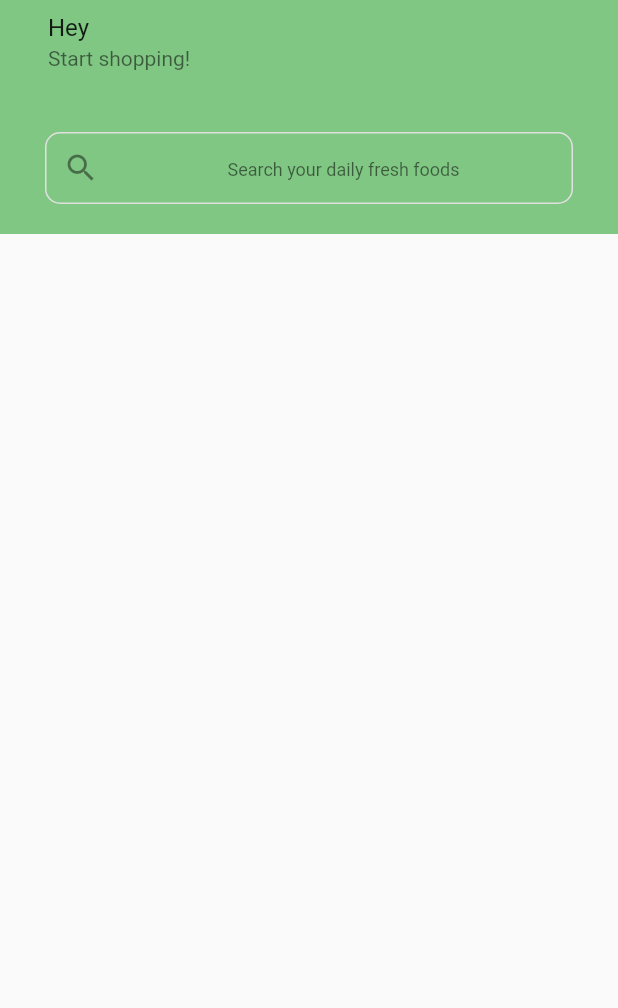
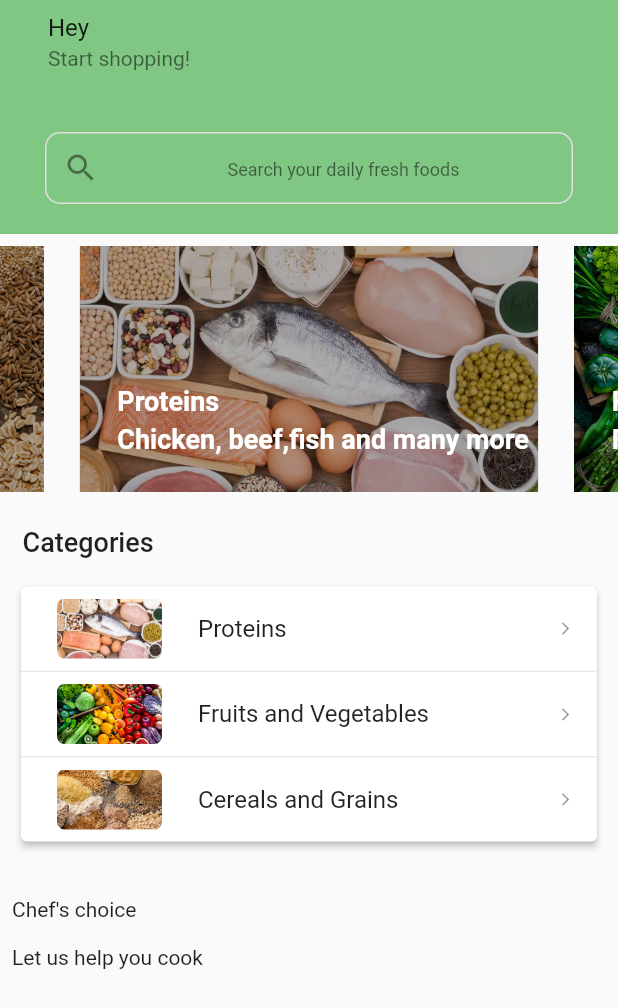
Before and after one commit to JojoDom/E-commerce-App, a Flutter app: the screen it shows after launch, on a phone screen of 412 x 824 dp. Shown: the top 1008 px of the screen. Run offline on Flutter 3.47's test engine with Material 2 defaults, Android fonts, the phone set to English and light mode, and no system bars; drawn by our look-alikes of carousel_slider; our stand-ins replace get, get_storage.

```diff
--- /dev/null
+++ b/groceries/lib/models/carousel_builder_modal.dart
@@ -0,0 +1,32 @@
+class CarouselBuilderItems {
+  final String title;
+  final String subTitle;
+  final String image;
+  final String key;
+  CarouselBuilderItems(
+      {required this.subTitle,
+      required this.image,
+      required this.title,
+      required this.key});
+}
+
+List<CarouselBuilderItems> carouselData = [
+  CarouselBuilderItems(
+    title: 'Proteins',
+    subTitle: 'Chicken, beef,fish and many more',
+    image: "assets/images/proteins.png",
+    key: 'P'
+  ),
+  CarouselBuilderItems(
+    title: 'Fruits and Vegetables',
+    subTitle: 'Fresh fruits and vegetables',
+    image: "assets/images/fruits_and_vegetables.png",
+    key: 'FV'
+  ),
+  CarouselBuilderItems(
+    title: 'Cereals and Grains',
+    subTitle: 'Rice, maize,gari and more',
+    image: "assets/images/grains.png",
+    key: 'CG'
+  ),
+];
--- a/groceries/lib/screens/home/home.dart
+++ b/groceries/lib/screens/home/home.dart
@@ -2,6 +2,9 @@ import 'package:flutter/material.dart';
 import 'package:get/get.dart';
 import 'package:groceries/controllers/home_controller.dart';
 import 'package:groceries/theme/themes_controller.dart';
+import 'package:carousel_slider/carousel_slider.dart';
+
+import '../../models/carousel_builder_modal.dart';
 
 class MyHomePage extends StatefulWidget {
   const MyHomePage({Key? key}) : super(key: key);
@@ -29,8 +32,7 @@ class _MyHomePageState extends State<MyHomePage> {
 
   @override
   Widget build(BuildContext context) {
-    return
-    GestureDetector(
+    return GestureDetector(
       onTap: () => FocusManager.instance.primaryFocus?.unfocus(),
       child: Scaffold(
           appBar: AppBar(
@@ -42,9 +44,10 @@ class _MyHomePageState extends State<MyHomePage> {
             bottom: PreferredSize(
               preferredSize: const Size.fromHeight(100),
               child: Padding(
-                padding: const EdgeInsets.symmetric(horizontal: 30, vertical: 20),
-                child: Obx(() =>
-                   TextFormField(
+                padding:
+                    const EdgeInsets.symmetric(horizontal: 30, vertical: 20),
+                child: Obx(
+                  () => TextFormField(
                     textAlign: TextAlign.center,
                     controller: homeController.searchController,
                     decoration: InputDecoration(
@@ -65,9 +68,7 @@ class _MyHomePageState extends State<MyHomePage> {
                       contentPadding: const EdgeInsets.symmetric(horizontal: 2),
                       focusedBorder: OutlineInputBorder(
                           borderRadius: BorderRadius.circular(10),
-                        borderSide:  const BorderSide(
-                          color: Colors.green
-                        )),
+                          borderSide: const BorderSide(color: Colors.green)),
                       enabledBorder: OutlineInputBorder(
                           borderRadius: BorderRadius.circular(10),
                           borderSide: BorderSide(
@@ -85,7 +86,117 @@ class _MyHomePageState extends State<MyHomePage> {
             ),
           ),
           body: ListView(
-
+            children: [
+              CarouselSlider.builder(
+                itemBuilder:
+                    (BuildContext context, int index, int pageViewIndex) {
+                  return Padding(
+                    padding: const EdgeInsets.all(8.0),
+                    child: Container(
+                      margin: const EdgeInsets.only(left: 4, right: 4),
+                      child: Stack(children: [
+                        Container(
+                            decoration: BoxDecoration(
+                                image: DecorationImage(
+                                    image:
+                                        AssetImage(carouselData[index].image),
+                                    fit: BoxFit.cover))),
+                        Positioned.fill(
+                          child: Container(
+                            height: MediaQuery.of(context).size.height * .25,
+                            width: MediaQuery.of(context).size.width,
+                            decoration: BoxDecoration(
+                                color: Colors.black.withAlpha(80)),
+                          ),
+                        ),
+                        Positioned(
+                            bottom: 50,
+                            left: 25,
+                            child: Center(
+                              child: Text(
+                                carouselData[index].title,
+                                style: const TextStyle(
+                                    color: Colors.white,
+                                    fontSize: 18,
+                                    fontWeight: FontWeight.w600),
+                              ),
+                            )),
+                        Positioned(
+                            bottom: 25,
+                            left: 25,
+                            child: Center(
+                                child: Text(
+                              carouselData[index].subTitle,
+                              style: const TextStyle(
+                                  color: Colors.white,
+                                  fontSize: 18,
+                                  fontWeight: FontWeight.w600),
+                            )))
+                      ]),
+                    ),
+                  );
+                },
+                itemCount: carouselData.length,
+                options: CarouselOptions(
+                  height: 180.0,
+                  enlargeCenterPage: false,
+                  autoPlay: true,
+                  aspectRatio: 16 / 9,
+                  autoPlayCurve: Curves.fastOutSlowIn,
+                  enableInfiniteScroll: true,
+                  autoPlayAnimationDuration: const Duration(milliseconds: 1000),
+                  viewportFraction: .80,
+                  pauseAutoPlayOnTouch: false,
+                ),
+              ),
+              const Padding(
+                padding:  EdgeInsets.symmetric(horizontal: 15,vertical: 15),
+                child:  Text('Categories', style: TextStyle(fontSize: 18, fontWeight: FontWeight.w500),),
+              ),
+              Container(
+                width: double.infinity,
+                margin: const EdgeInsets.only(bottom: 25, left: 10, right: 10),
+                child: Card(
+                    elevation: 2,
+                    color: Colors.white,
+                    child: ListView.separated(
+                        shrinkWrap: true,
+                        physics: const NeverScrollableScrollPhysics(),
+                        itemBuilder: ((context, index) {
+                          return ListTile(
+                              leading: Padding(
+                                padding: const EdgeInsets.all(8.0),
+                                child: Container(
+                        height: 70,
+                             width: 70,
+                           decoration: BoxDecoration(
+                             borderRadius: BorderRadius.circular(5),
+                            image: DecorationImage(
+                             image:AssetImage(carouselData[index].image),
+                             fit: BoxFit.cover)),
+                                  ),
+                              ),
+                              title: Text(carouselData[index].title),
+                              trailing: const Icon(Icons.arrow_forward_ios,size: 10,),
+                              );
+                        }),
+                        separatorBuilder: ((context, index) {
+                          return const Divider(
+                            height: 1,
+                          );
+                        }),
+                        itemCount: carouselData.length)),
+              ),
+             const Padding(
+                padding:  EdgeInsets.all(8.0),
+                child: Text('Chef\'s choice'),
+              ),
+              const Padding(
+                padding:  EdgeInsets.all(8.0),
+                child: Text('Let us help you cook'),
+              ),
+              // Image.asset("assets/images/trans_orange.png")
+            ],
           )),
     );
   }
```
Also changed, not shown: groceries/pubspec.yaml (+4 -3 lines), groceries/assets/images/fruits_and_vegetables.png (added), groceries/assets/images/grains.png (added), groceries/assets/images/proteins.png (added), groceries/assets/images/trans_banana.png (added), groceries/assets/images/trans_beetroot.png (added), groceries/assets/images/trans_bell_pepper.png (added), groceries/assets/images/trans_cabbage.png (added), groceries/assets/images/trans_carrots.png (added), groceries/assets/images/trans_cumcumber.png (added), groceries/assets/images/trans_lettuce.png (added), groceries/assets/images/trans_okro.png (added), groceries/assets/images/trans_onion.png (added), groceries/assets/images/trans_orange.png (added), 4 more files. Lines whose indentation alone changed are shown as unchanged.
